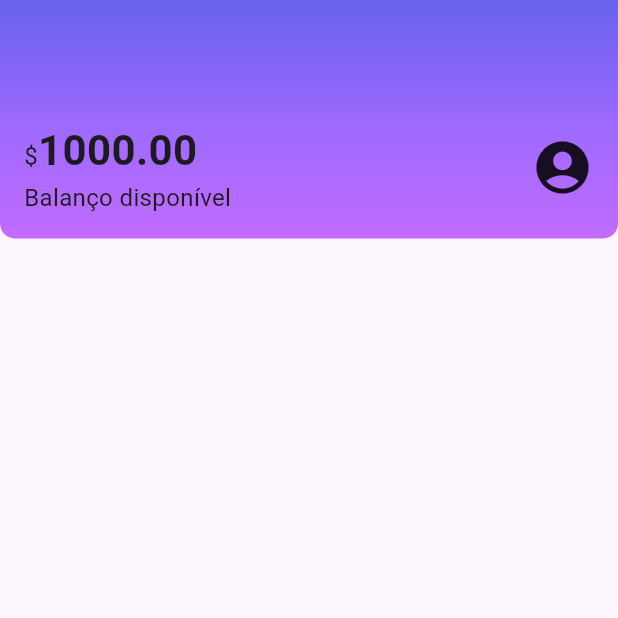
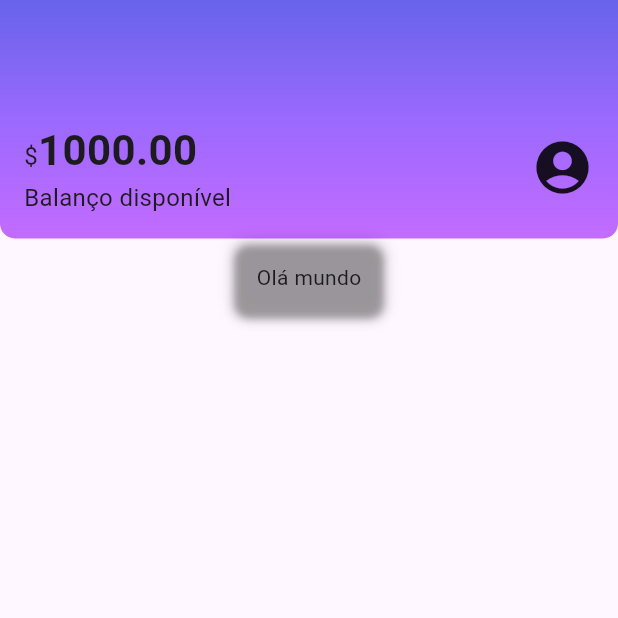
Before and after one commit to fredericomf/alubank, a Flutter app: the screen it shows after launch, on a phone screen of 412 x 824 dp, the top half of it. Run offline on Flutter 3.47's test engine with Material 3 defaults, Android fonts, the phone set to English and light mode, and no system bars.

Commit message:
✨ Exercícios do módulo 03

```diff
--- /dev/null
+++ b/lib/components/box_card.dart
@@ -0,0 +1,18 @@
+import 'package:flutter/material.dart';
+
+class BoxCard extends StatelessWidget {
+  final Widget boxContent;
+  const BoxCard({Key? key, required this.boxContent}) : super(key: key);
+
+  @override
+  Widget build(BuildContext context) {
+    return Container(
+      padding: const EdgeInsets.all(16),
+      decoration: BoxDecoration(
+        boxShadow: kElevationToShadow[3],
+        borderRadius: BorderRadius.circular(10),
+      ),
+      child: boxContent,
+    );
+  }
+}
--- a/lib/screens/home.dart
+++ b/lib/screens/home.dart
@@ -1,5 +1,6 @@
 import 'package:alubank/components/sections/header.dart';
 import 'package:flutter/material.dart';
+import 'package:alubank/components/box_card.dart';
 
 class Home extends StatelessWidget {
   const Home({Key? key}) : super(key: key);
@@ -10,6 +11,7 @@ class Home extends StatelessWidget {
       body: Column(
         children: <Widget>[
           Header(),
+          BoxCard(boxContent: Text('Olá mundo')),
         ],
       ),
     );
```
